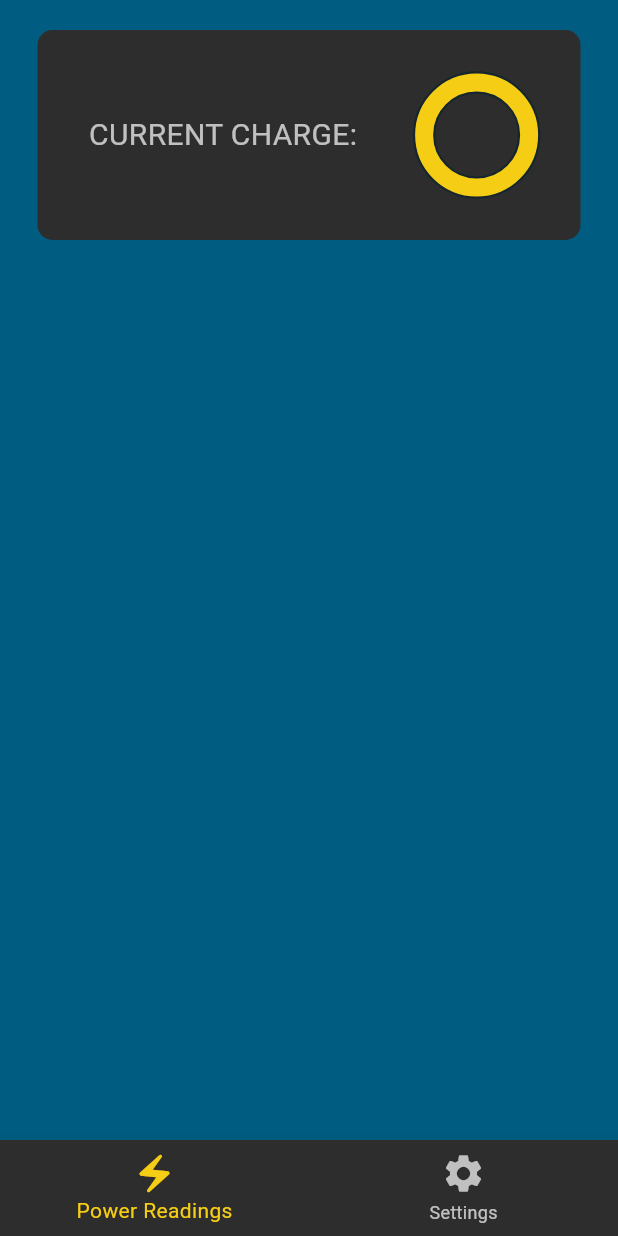
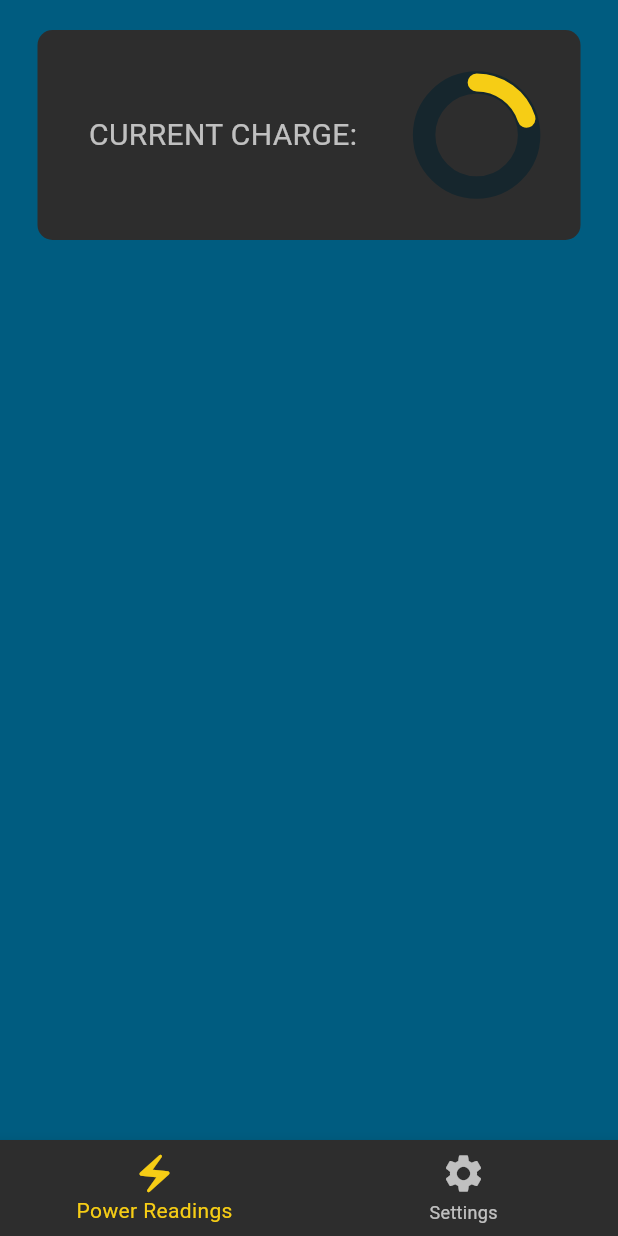
Before and after one commit to UTSME/UTSMEConnect, a Flutter app: the screen it shows after launch, on a phone screen of 412 x 824 dp. Run offline on Flutter 3.47's test engine with Material 3 defaults, Android fonts, the phone set to English and light mode, and no system bars; drawn by our look-alikes of simple_circular_progress_bar; our stand-ins replace flutter_riverpod, go_router, sizer.

Commit message:
Added the controller and data classes for the power screen

```diff
--- a/lib/src/core/navigation/utsmeconnect_router.dart
+++ b/lib/src/core/navigation/utsmeconnect_router.dart
@@ -1,6 +1,6 @@
 import 'package:flutter/material.dart';
 import 'package:go_router/go_router.dart';
-import 'package:utsmeconnect/src/features/home/view/screens/power_screen.dart';
+import 'package:utsmeconnect/src/features/power/view/screens/power_screen.dart';
 import 'package:utsmeconnect/src/features/navigation_bar/view/screens/utsmeconnect_navigation_bar.dart';
 import 'package:utsmeconnect/src/features/settings/view/screens/settings_screen.dart';
 import 'package:utsmeconnect/src/features/splash/view/screens/splash_screen.dart';
@@ -39,7 +39,7 @@ class UTSMEConnectRouter {
         builder: (context, state, navigationShell) =>
             UTSMEConnectNavigationBar(navigationShell: navigationShell),
         branches: <StatefulShellBranch>[
-          // Home Branch
+          // Power Branch
           StatefulShellBranch(
             navigatorKey: _rootNavigatorPower,
             routes: [
--- a/lib/src/features/home/view/screens/power_screen.dart
+++ b/lib/src/features/power/view/screens/power_screen.dart
@@ -2,14 +2,21 @@ import 'package:flutter/material.dart';
 import 'package:flutter_riverpod/flutter_riverpod.dart';
 import 'package:utsmeconnect/src/core/constants/utsmeconnect_colors.dart';
 import 'package:simple_circular_progress_bar/simple_circular_progress_bar.dart';
+import 'package:utsmeconnect/src/features/power/controller/power_controller.dart';
 
 class PowerScreen extends ConsumerWidget {
   const PowerScreen({super.key});
 
   @override
   Widget build(BuildContext context, WidgetRef ref) {
+    //the controller for the power screen
+    final powerControllerState = ref.watch(powerControllerProvider);
+
     double screenWidth = MediaQuery.sizeOf(context).width;
     //double screenHeight = MediaQuery.sizeOf(context).height;
+
+    ValueNotifier<double> powerChargeNotifier =
+        ValueNotifier(powerControllerState.charge);
 
     return Scaffold(
       backgroundColor: UTSMEConnectColors.kBackgroundPrimary,
@@ -26,15 +33,16 @@ class PowerScreen extends ConsumerWidget {
                   color: UTSMEConnectColors.kBackgroundSecondary,
                   borderRadius: BorderRadius.circular(10),
                 ),
-                child: const Row(
+                child: Row(
                   mainAxisAlignment: MainAxisAlignment.spaceEvenly,
                   children: [
-                    Text("CURRENT CHARGE:  ",
+                    const Text("CURRENT CHARGE:  ",
                         style: TextStyle(color: Colors.white70, fontSize: 20)),
                     SimpleCircularProgressBar(
                       size: 70,
                       maxValue: 100,
-                      progressColors: [UTSMEConnectColors.kSelectedItem],
+                      valueNotifier: powerChargeNotifier,
+                      progressColors: const [UTSMEConnectColors.kSelectedItem],
                       progressStrokeWidth: 12,
                       mergeMode: true,
                     ),
```
Also changed, not shown: lib/src/features/power/controller/power_controller.dart (added, +33 -0 lines), lib/src/features/power/data/remote/power_data.dart (added, +11 -0 lines).
